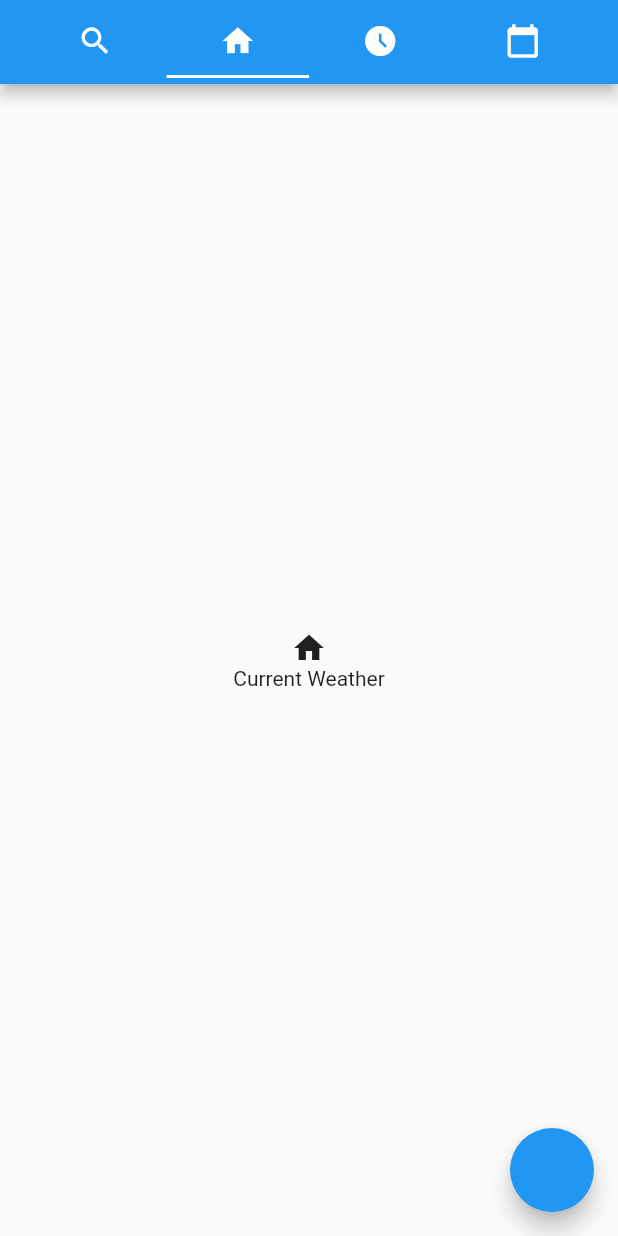
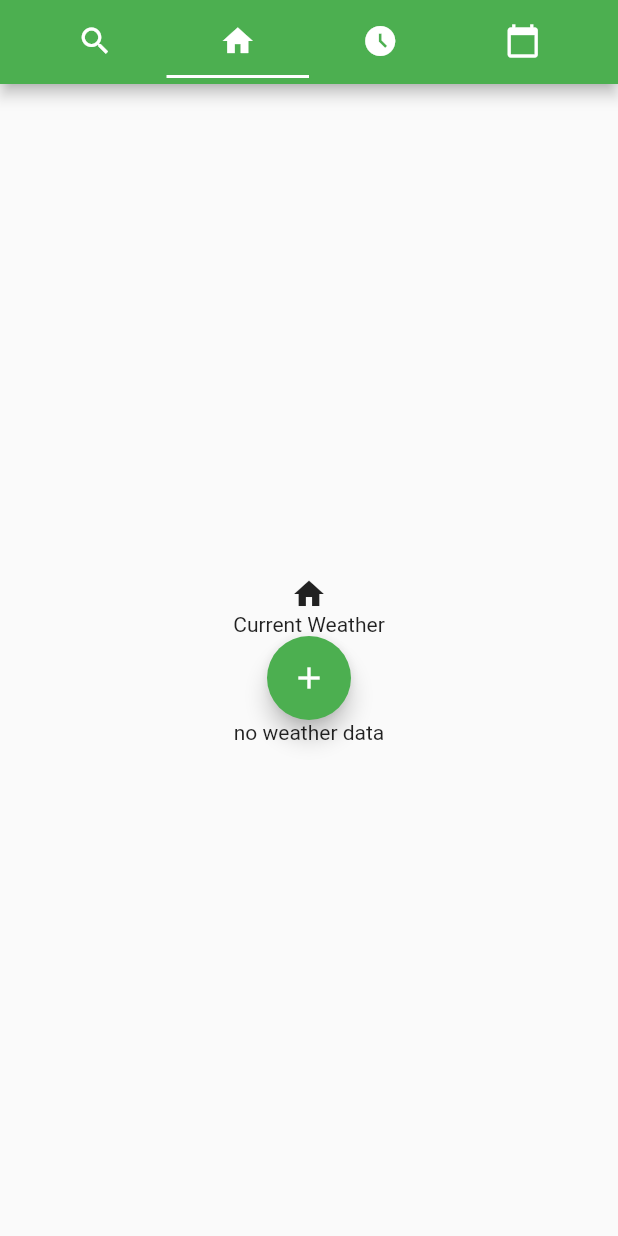
Before and after one commit to erikd7/flutter-mobile-app, a Flutter app: the screen it shows after launch, tab 2 chosen, on a phone screen of 412 x 824 dp. Run offline on Flutter 3.47's test engine with Material 2 defaults, Android fonts, the light colour scheme and no system bars; our stand-ins replace flutter_dotenv.

Commit message:
Http call to weather API and basic display

```diff
--- a/lib/api/apis.dart
+++ b/lib/api/apis.dart
@@ -1,16 +1,24 @@
+import 'dart:convert';
 import 'package:http/http.dart' as http;
 import 'package:flutter_dotenv/flutter_dotenv.dart';
 
-class WeatherApis {
+import 'package:weatherlite/models.dart';
+
+class WeatherApi {
   var client = http.Client();
   String base = 'https://api.openweathermap.org/data/2.5/';
   String apikey = dotenv.env['WEATHER_API_KEY'] ?? 'no_api_key';
   String location;
   String units;
-  WeatherApis(this.location, this.units);
+  WeatherApi(this.location, this.units);
 
-  void getCurrentWeather() {
-    final Future<http.Response> x = client.get(Uri.parse(
-        '${base}weather?q=${location}&appid=${apikey}&units=${units}'));
+  Future<Weather> getCurrentWeather() async {
+    final response = await client.get(
+        Uri.parse(
+            '${base}weather?q=${location}&appid=${apikey}&units=${units}'),
+        headers: {"Accept": "application/json"});
+
+    var responseData = json.decode(response.body);
+    return Weather.fromJson(responseData);
   }
 }
--- a/lib/main.dart
+++ b/lib/main.dart
@@ -22,35 +22,15 @@ class MyApp extends StatelessWidget {
     return MaterialApp(
       title: 'WeatherLite',
       theme: ThemeData(
-        // This is the theme of your application.
-        //
-        // Try running your application with "flutter run". You'll see the
-        // application has a blue toolbar. Then, without quitting the app, try
-        // changing the primarySwatch below to Colors.green and then invoke
-        // "hot reload" (press "r" in the console where you ran "flutter run",
-        // or simply save your changes to "hot reload" in a Flutter IDE).
-        // Notice that the counter didn't reset back to zero; the application
-        // is not restarted.
-        primarySwatch: Colors.blue,
+        primarySwatch: Colors.green,
       ),
-      home: const MyHomePage(title: 'Now'),
+      home: const MyHomePage(),
     );
   }
 }
 
 class MyHomePage extends StatefulWidget {
-  const MyHomePage({Key? key, required this.title}) : super(key: key);
-
-  // This widget is the home page of your application. It is stateful, meaning
-  // that it has a State object (defined below) that contains fields that affect
-  // how it looks.
-
-  // This class is the configuration for the state. It holds the values (in this
-  // case the title) provided by the parent (in this case the App widget) and
-  // used by the build method of the State. Fields in a Widget subclass are
-  // always marked "final".
-
-  final String title;
+  const MyHomePage({Key? key}) : super(key: key);
 
   @override
   State<MyHomePage> createState() => _MyHomePageState();
@@ -59,7 +39,7 @@ class MyHomePage extends StatefulWidget {
 class _MyHomePageState extends State<MyHomePage>
     with SingleTickerProviderStateMixin {
   late TabController controller = TabController(length: 4, vsync: this);
-  final WeatherApis apis = WeatherApis('madison,wi,usa', 'imperial');
+  final WeatherApi apis = WeatherApi('madison,wi,usa', 'imperial');
 
   TabBar getTabBar() {
     return TabBar(
@@ -97,9 +77,8 @@ class _MyHomePageState extends State<MyHomePage>
       appBar: AppBar(
         title: getTabBar(),
       ),
-      body: getTabBarView(<Widget>[Locations(), Now(), Hourly(), Daily()]),
-      floatingActionButton:
-          FloatingActionButton(onPressed: () => apis.getCurrentWeather()),
+      body: getTabBarView(
+          <Widget>[Locations(), Now(apis: apis), Hourly(), Daily()]),
     );
   }
 }
--- /dev/null
+++ b/lib/models.dart
@@ -0,0 +1,15 @@
+class Weather {
+  final double? temp;
+  final double? feelsLike;
+
+  Weather(this.temp, this.feelsLike);
+
+  Weather.fromJson(Map<String, dynamic> json)
+      : temp = json['main']['temp'],
+        feelsLike = json['main']['feels_like'];
+
+  @override
+  String toString() {
+    return 'temp: $temp, feelslike: $feelsLike';
+  }
+}
--- a/lib/tabs/now.dart
+++ b/lib/tabs/now.dart
@@ -1,6 +1,20 @@
 import 'package:flutter/material.dart';
 
-class Now extends StatelessWidget {
+import 'package:weatherlite/api/apis.dart';
+import 'package:weatherlite/models.dart';
+
+class Now extends StatefulWidget {
+  const Now({Key? key, required this.apis}) : super(key: key);
+
+  final WeatherApi apis;
+
+  @override
+  State<Now> createState() => _NowState();
+}
+
+class _NowState extends State<Now> with SingleTickerProviderStateMixin {
+  Future<Weather>? weatherData;
+
   @override
   Widget build(BuildContext context) {
     return Container(
@@ -10,7 +24,29 @@ class Now extends StatelessWidget {
           mainAxisAlignment: MainAxisAlignment.center,
           children: <Widget>[
             NowIcon(),
-            Text("Current Weather")
+            Text("Current Weather"),
+            FloatingActionButton(
+              onPressed: () => setState(() {
+                weatherData = widget.apis.getCurrentWeather();
+              }),
+              tooltip: 'Add Location',
+              child: const Icon(Icons.add),
+            ),
+            weatherData == null
+                ? const Text('no weather data')
+                : FutureBuilder<Weather>(
+                    future: weatherData,
+                    builder: (context, snapshot) {
+                      if (snapshot.hasData) {
+                        return Text(
+                            'Temp is ${snapshot.data?.temp}. Feels like ${snapshot.data?.feelsLike}.');
+                      } else if (snapshot.hasError) {
+                        return Text(
+                            'Delivery error: ${snapshot.error.toString()}');
+                      } else {
+                        return const CircularProgressIndicator();
+                      }
+                    })
           ],
         ),
       ),
```
Also changed, not shown: lib/components/card.dart (added, +23 -0 lines), 1 other file.
